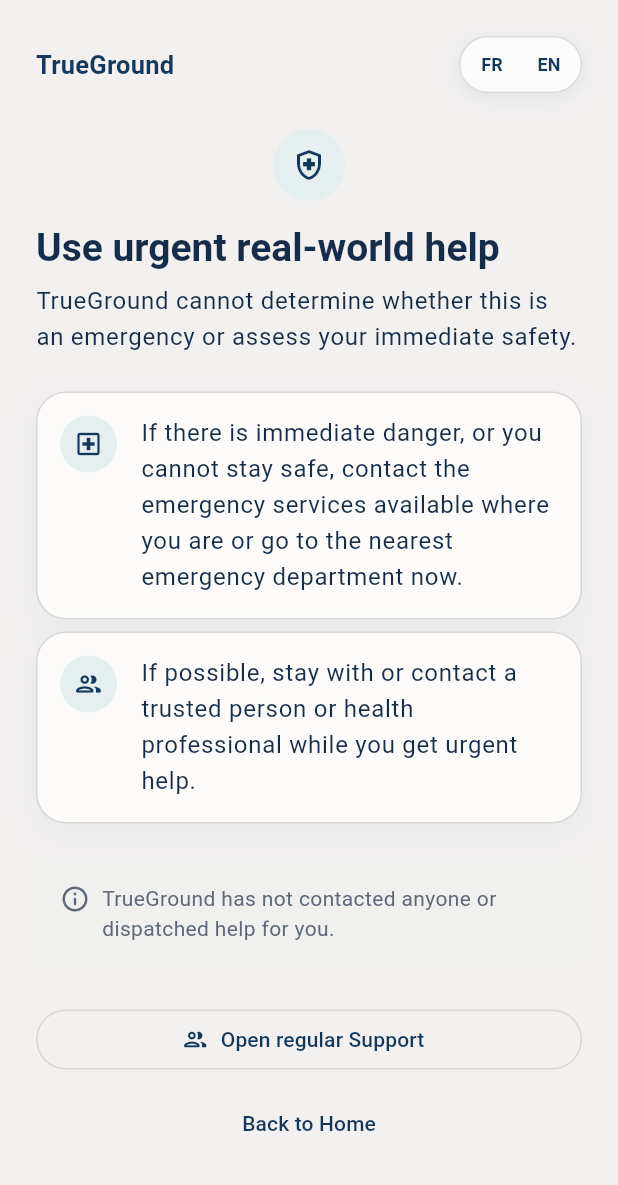
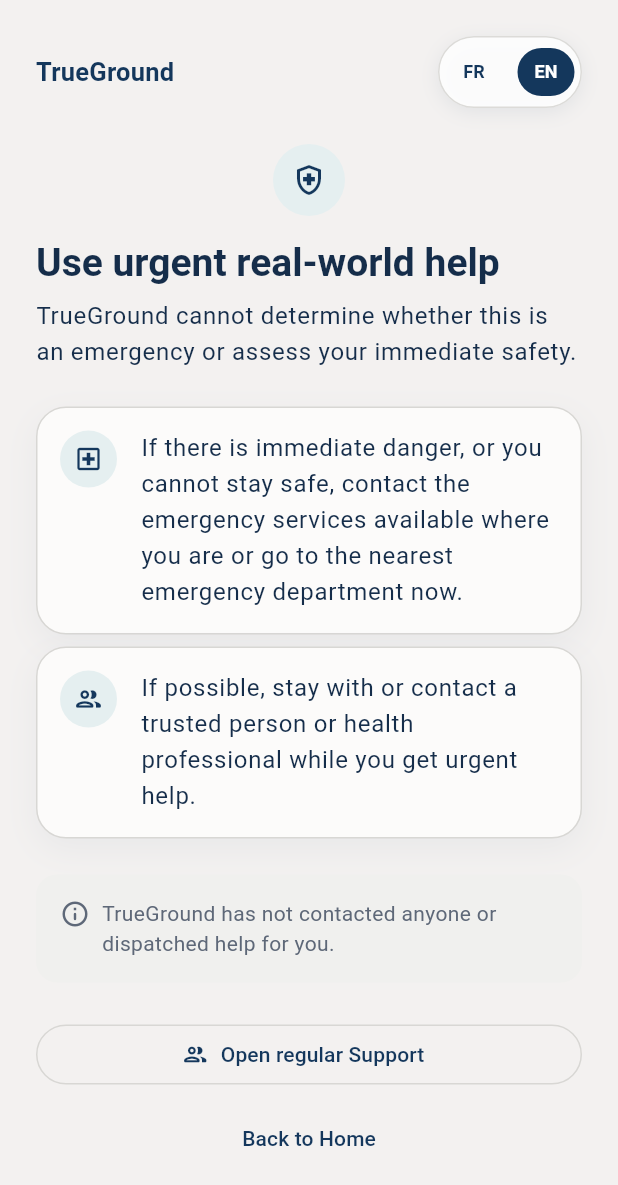
Before and after one commit to hraaaaf/trueground, a Flutter app: the UrgentSupportScreen screen opened by its route, on a phone screen of 412 x 824 dp. Shown: the top 1185 px of the screen. Run offline on Flutter 3.47's test engine with Material 3 defaults, Android fonts, the phone set to English and light mode, and no system bars; our stand-ins replace go_router, shared_preferences; accounts and stored records are empty.

Commit message:
fix(a11y): give language toggle 48px tap targets

```diff
--- a/lib/localization/language_toggle.dart
+++ b/lib/localization/language_toggle.dart
@@ -14,6 +14,7 @@
     if (scope == null) {
       return const SizedBox.shrink();
     }
+
     return Semantics(
       key: toggleKey,
       container: true,
@@ -33,27 +34,20 @@
             ),
           ],
         ),
-        child: Padding(
-          padding: const EdgeInsets.all(3),
         child: Row(
           mainAxisSize: MainAxisSize.min,
           children: <Widget>[
             _LanguageSegment(
               label: 'FR',
-                selected: language == TrueGroundLanguage.fr,
-                onTap: onLanguageChanged == null
-                    ? null
-                    : () => onLanguageChanged(TrueGroundLanguage.fr),
+              selected: scope.language == TrueGroundLanguage.fr,
+              onTap: () => scope.onLanguageChanged(TrueGroundLanguage.fr),
             ),
             _LanguageSegment(
               label: 'EN',
-                selected: language == TrueGroundLanguage.en,
-                onTap: onLanguageChanged == null
-                    ? null
-                    : () => onLanguageChanged(TrueGroundLanguage.en),
+              selected: scope.language == TrueGroundLanguage.en,
+              onTap: () => scope.onLanguageChanged(TrueGroundLanguage.en),
             ),
           ],
-          ),
         ),
       ),
     );
@@ -69,21 +63,25 @@
 
   final String label;
   final bool selected;
-  final VoidCallback? onTap;
+  final VoidCallback onTap;
 
   @override
   Widget build(BuildContext context) {
     return Semantics(
-      button: onTap != null,
+      button: true,
       selected: selected,
       label: label,
+      child: SizedBox(
+        width: 48,
+        height: 48,
         child: InkWell(
           onTap: onTap,
           borderRadius: BorderRadius.circular(999),
+          child: Center(
             child: AnimatedContainer(
               duration: const Duration(milliseconds: 140),
-          constraints: const BoxConstraints(minWidth: 38, minHeight: 32),
-          padding: const EdgeInsets.symmetric(horizontal: 9),
+              width: 38,
+              height: 32,
               alignment: Alignment.center,
               decoration: BoxDecoration(
                 color: selected ? TrueGroundColors.primary : Colors.transparent,
@@ -100,6 +98,8 @@
               ),
             ),
           ),
+        ),
+      ),
     );
   }
 }
```
Lines whose indentation alone changed are shown as unchanged.
